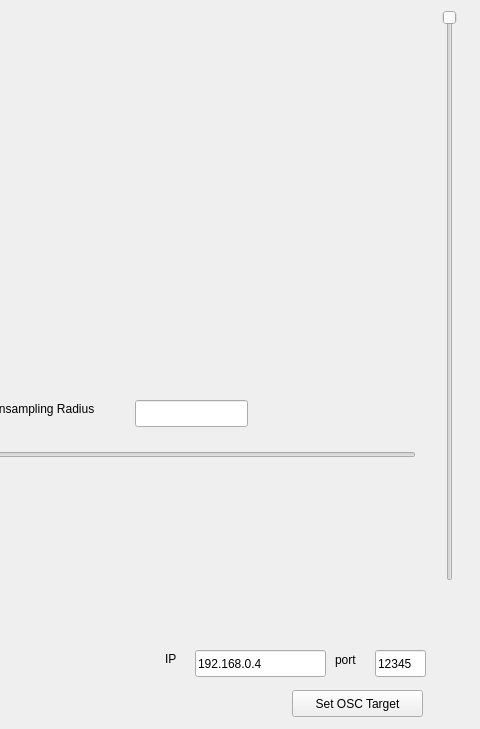
Qt form KPO_GUI/kpoAppGui.ui (jbeuckm/kinect_pcl_osc_qt) before a commit; both pictures show x 505 to 985 and y 0 to 729 of the 985 by 729 pixel window.
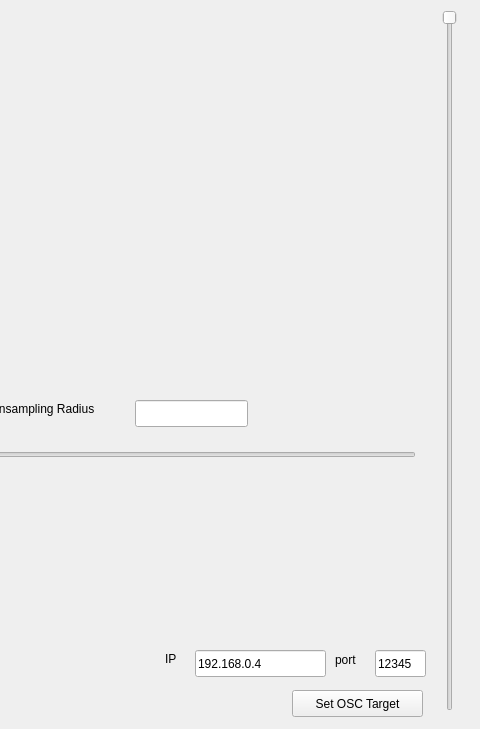
The same form after that commit. Custom widgets are drawn as their Qt base class.

Commit message: custo widget click getting through

Patch:
```diff
--- a/KPO_GUI/kpoAppGui.ui
+++ b/KPO_GUI/kpoAppGui.ui
@@ -249,7 +249,7 @@
       <x>940</x>
       <y>10</y>
       <width>29</width>
-      <height>571</height>
+      <height>701</height>
      </rect>
     </property>
     <property name="minimum">
```
The commit also changes 5 other files.
